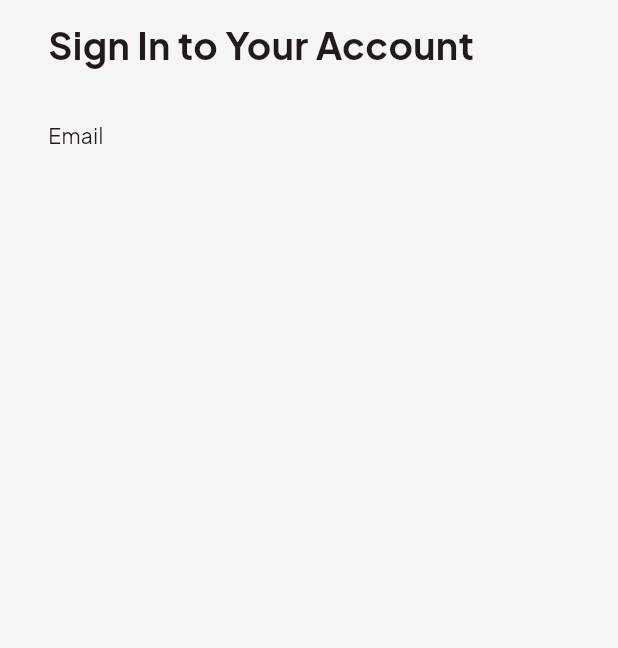
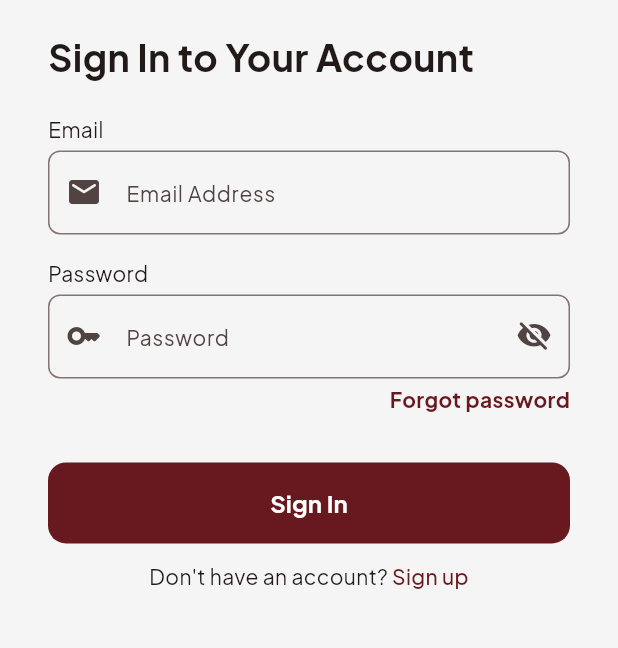
Before and after one commit to RPL-Produksi/lovify-project-android, a Flutter app: the LoginPage screen opened by its route, on a phone screen of 412 x 824 dp, the part 266-914 px from its top. Run offline on Flutter 3.47's test engine with Material 3 defaults, Android fonts, the phone set to English and light mode, and no system bars; our stand-ins replace carousel_slider, go_router, google_fonts, smooth_page_indicator.

Commit message:
login page done

```diff
--- a/lib/configs/app_colors.dart
+++ b/lib/configs/app_colors.dart
@@ -1,7 +1,7 @@
 import 'package:flutter/material.dart';
 
 class AppColors {
-  static const deepRed = Color(0xFF9A2143);
+  static const deepRed = Color(0xFF67191F);
   static const palePink = Color(0xFFFBD1C6);
   static const spaceCadet = Color(0xFF1E2742);
   static const lightCoral = Color(0xFFFFBBA8);
--- a/lib/configs/app_route.dart
+++ b/lib/configs/app_route.dart
@@ -1,5 +1,6 @@
 import 'package:go_router/go_router.dart';
-import 'package:lovify_android/ui/pages/auth/login_page.dart';
+import 'package:lovify_android/ui/pages/auth/login/login_page.dart';
+import 'package:lovify_android/ui/pages/auth/register/register_page.dart';
 import 'package:lovify_android/ui/pages/onboard_page.dart';
 
 import '../ui/pages/launch_page.dart';
@@ -29,5 +30,10 @@ class AppRoute {
           name: 'login',
           builder: (context, state) => const LoginPage(),
         ),
+        GoRoute(
+          path: '/register',
+          name: 'register',
+          builder: (context, state) => const RegisterPage(),
+        ),
       ];
 }
--- a/lib/configs/app_theme.dart
+++ b/lib/configs/app_theme.dart
@@ -15,7 +15,8 @@ class AppTheme {
         centerTitle: true,
         backgroundColor: Colors.transparent,
       ),
-      fontFamily: GoogleFonts.poppins().fontFamily,
+      fontFamily: GoogleFonts.plusJakartaSans().fontFamily,
+
     );
   }
 }
--- /dev/null
+++ b/lib/ui/pages/auth/login/login_form.dart
@@ -0,0 +1,152 @@
+import 'package:flutter/material.dart';
+import 'package:go_router/go_router.dart';
+import 'package:google_fonts/google_fonts.dart';
+import 'package:lovify_android/configs/app_colors.dart';
+import 'package:lovify_android/ui/widgets/primary_button.dart';
+
+class LoginForm extends StatefulWidget {
+  const LoginForm({super.key});
+
+  @override
+  State<LoginForm> createState() => _LoginFormState();
+}
+
+class _LoginFormState extends State<LoginForm> {
+  bool _isPasswordVisible = false;
+  @override
+  Widget build(BuildContext context) {
+    return Column(
+      crossAxisAlignment: CrossAxisAlignment.start,
+      children: [
+        Text(
+          "Email",
+          style: GoogleFonts.plusJakartaSans(
+            textStyle: TextStyle(
+              fontSize: 14,
+            ),
+          ),
+        ),
+        SizedBox(
+          height: 4,
+        ),
+        TextField(
+          decoration: InputDecoration(
+            border: OutlineInputBorder(
+              borderRadius: BorderRadius.circular(8),
+            ),
+            hintText: 'Email Address',
+            prefixIcon: Icon(Icons.email_rounded),
+            hintStyle: GoogleFonts.plusJakartaSans(
+              textStyle: TextStyle(
+                fontSize: 14,
+              ),
+            ),
+          ),
+        ),
+        SizedBox(
+          height: 16,
+        ),
+        Text(
+          "Password",
+          style: GoogleFonts.plusJakartaSans(
+            textStyle: TextStyle(
+              fontSize: 14,
+            ),
+          ),
+        ),
+        SizedBox(
+          height: 4,
+        ),
+        TextField(
+          obscureText: !_isPasswordVisible,
+          decoration: InputDecoration(
+            border: OutlineInputBorder(
+              borderRadius: BorderRadius.circular(8),
+            ),
+            hintText: 'Password',
+            prefixIcon: Icon(Icons.key_rounded),
+            suffixIcon: IconButton(
+              onPressed: () {
+                setState(() {
+                  _isPasswordVisible = !_isPasswordVisible;
+                });
+              },
+              icon: Icon(
+                _isPasswordVisible
+                    ? Icons.visibility_rounded
+                    : Icons.visibility_off_rounded,
+              ),
+            ),
+            hintStyle: GoogleFonts.plusJakartaSans(
+              textStyle: TextStyle(
+                fontSize: 14,
+              ),
+            ),
+          ),
+        ),
+        SizedBox(
+          height: 4,
+        ),
+        Row(
+          mainAxisAlignment: MainAxisAlignment.end,
+          children: [
+            InkWell(
+              onTap: () {},
+              child: Text(
+                "Forgot password",
+                style: GoogleFonts.plusJakartaSans(
+                  textStyle: TextStyle(
+                    fontSize: 14,
+                    fontWeight: FontWeight.bold,
+                    color: Color(0xFF67191F),
+                  ),
+                ),
+              ),
+            ),
+          ],
+        ),
+        SizedBox(
+          height: 32,
+        ),
+        PrimaryButton(
+          text: "Sign In",
+          onPressed: () {},
+          backgroundColor: AppColors.deepRed,
+          textColor: Colors.white,
+          width: double.infinity,
+        ),
+        SizedBox(
+          height: 12,
+        ),
+        Row(
+          mainAxisAlignment: MainAxisAlignment.center,
+          children: [
+            Text(
+              "Don't have an account? ",
+              style: GoogleFonts.plusJakartaSans(
+                textStyle: TextStyle(
+                  fontSize: 14,
+                ),
+              ),
+            ),
+            InkWell(
+              onTap: () {
+                context.go('/register');
+              },
+              child: Text(
+                "Sign up",
+                style: GoogleFonts.plusJakartaSans(
+                  textStyle: TextStyle(
+                    fontSize: 14,
+                    fontWeight: FontWeight.w500,
+                    color: Color(0xFF67191F),
+                  ),
+                ),
+              ),
+            )
+          ],
+        )
+      ],
+    );
+  }
+}
--- /dev/null
+++ b/lib/ui/pages/auth/login/login_page.dart
@@ -0,0 +1,44 @@
+import 'package:flutter/material.dart';
+import 'package:google_fonts/google_fonts.dart';
+import 'package:lovify_android/ui/pages/auth/login/login_form.dart';
+
+class LoginPage extends StatelessWidget {
+  const LoginPage({super.key});
+
+  @override
+  Widget build(BuildContext context) {
+    return Scaffold(
+      body: Padding(
+        padding: const EdgeInsets.symmetric(horizontal: 32),
+        child: Column(
+          crossAxisAlignment: CrossAxisAlignment.start,
+          children: [
+            SizedBox(
+              height: 150,
+            ),
+            Image.asset(
+              "assets/images/lovify-logo.png",
+              width: 100,
+            ),
+            SizedBox(
+              height: 20,
+            ),
+            Text(
+              "Sign In to Your Account",
+              style: GoogleFonts.plusJakartaSans(
+                textStyle: TextStyle(
+                  fontSize: 25,
+                  fontWeight: FontWeight.bold,
+                ),
+              ),
+            ),
+            SizedBox(
+              height: 20,
+            ),
+            LoginForm(),
+          ],
+        ),
+      ),
+    );
+  }
+}
--- a/lib/ui/pages/auth/login_page.dart
+++ /dev/null
@@ -1,49 +0,0 @@
-import 'package:flutter/material.dart';
-import 'package:google_fonts/google_fonts.dart';
-
-class LoginPage extends StatelessWidget {
-  const LoginPage({super.key});
-
-  @override
-  Widget build(BuildContext context) {
-    return Scaffold(
-        body: Padding(
-      padding: const EdgeInsets.symmetric(horizontal: 32),
-      child: Column(
-        crossAxisAlignment: CrossAxisAlignment.start,
-        children: [
-          SizedBox(
-            height: 150,
-          ),
-          Image.asset(
-            "assets/images/lovify-logo.png",
-            width: 100,
-          ),
-          SizedBox(
-            height: 12,
-          ),
-          Text(
-            "Sign In to Your Account",
-            style: GoogleFonts.plusJakartaSans(
-              textStyle: TextStyle(
-                fontSize: 25,
-                fontWeight: FontWeight.bold,
-              ),
-            ),
-          ),
-          SizedBox(
-            height: 32,
-          ),
-          Text(
-            "Email",
-            style: GoogleFonts.plusJakartaSans(
-              textStyle: TextStyle(
-                fontSize: 14,
-              ),
-            ),
-          )
-        ],
-      ),
-    ));
-  }
-}
--- /dev/null
+++ b/lib/ui/pages/auth/register/register_form.dart
@@ -0,0 +1 @@
+import 'package:flutter/material.dart';
--- /dev/null
+++ b/lib/ui/pages/auth/register/register_page.dart
@@ -0,0 +1,19 @@
+import 'package:flutter/material.dart';
+
+class RegisterPage extends StatefulWidget {
+  const RegisterPage({super.key});
+
+  @override
+  State<RegisterPage> createState() => _RegisterPageState();
+}
+
+class _RegisterPageState extends State<RegisterPage> {
+  @override
+  Widget build(BuildContext context) {
+    return Scaffold(
+      body: Center(
+        child: Text("INI REGISTER"),
+      ),
+    );
+  }
+}
```
